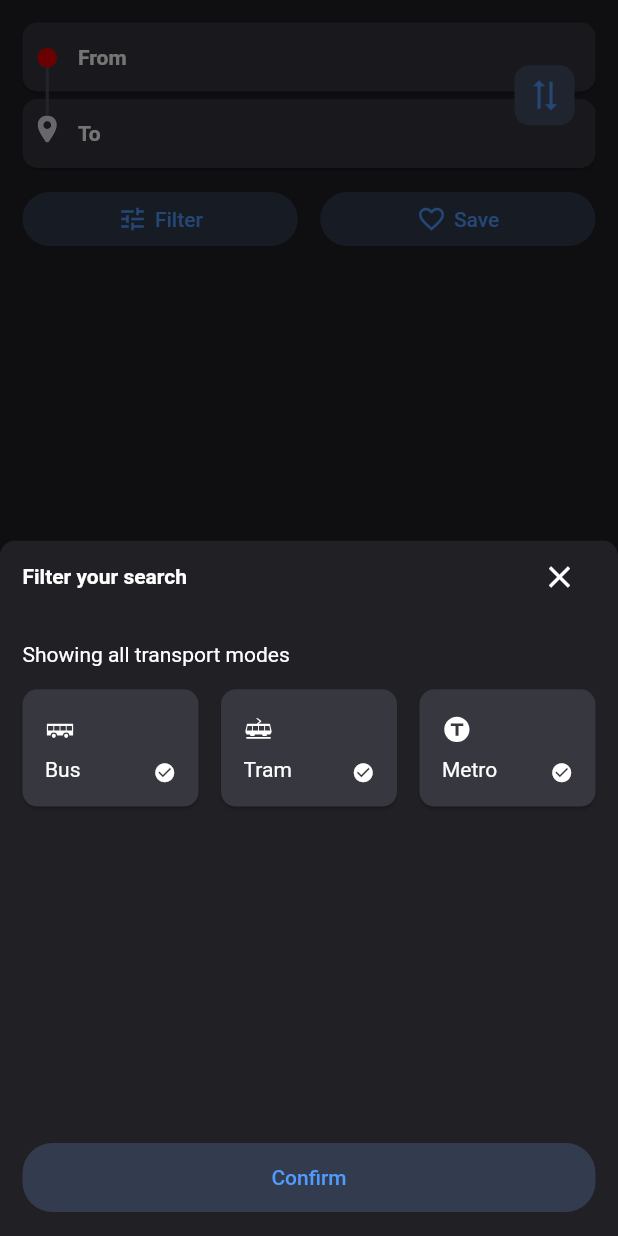
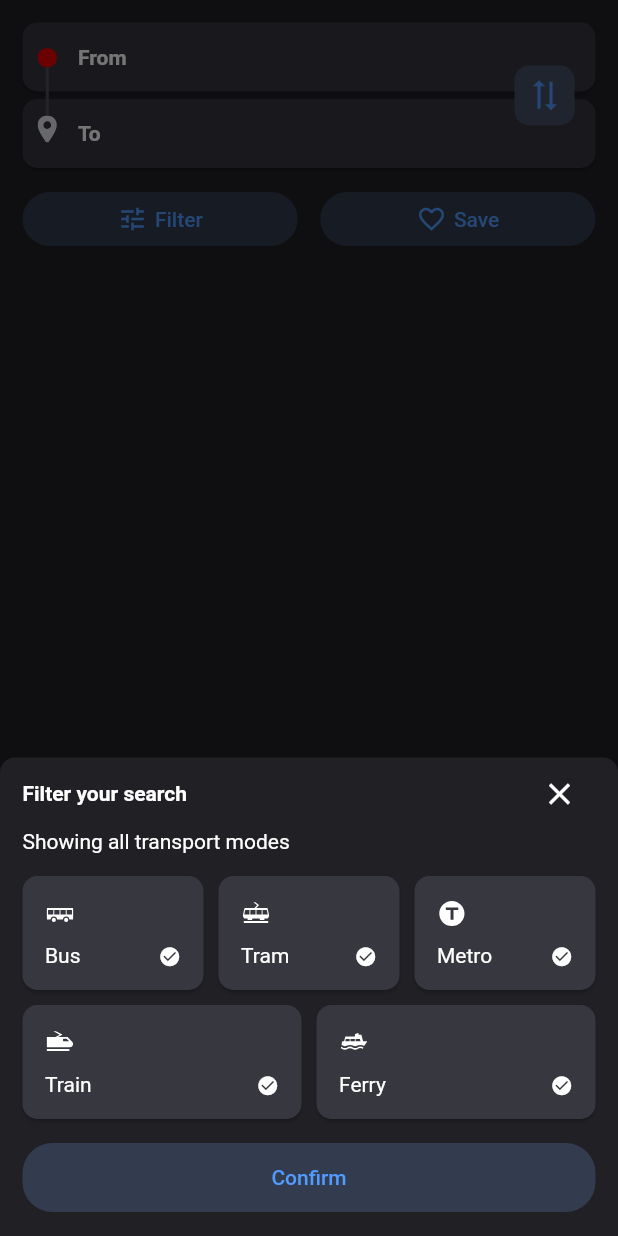
Before and after one commit to ludvigcarlsen/retur, a Flutter app: the screen it shows after launch, after a tap on "Filter", on a phone screen of 412 x 824 dp. Run offline on Flutter 3.47's test engine with Material 2 defaults, Android fonts, the phone set to English and light mode, and no system bars; our stand-ins replace flutter_svg, geolocator; missing offline and left inert: home_widget.

Commit message:
Trip filter overflow bugfix & cleanup

```diff
--- a/lib/models/favourite.dart
+++ b/lib/models/favourite.dart
@@ -4,19 +4,26 @@ import 'package:retur/utils/transportmodes.dart';
 class TripData {
   final StopPlace from;
   final StopPlace to;
-  final Set<String> filters;
+  final Set<TransportMode> excludeModes;
 
-  TripData(this.from, this.to, this.filters);
+  TripData(this.from, this.to, this.excludeModes);
 
   Map<String, dynamic> toJson() => {
         'from': from.toJson(),
         'to': to.toJson(),
-        'filter': filters.map((f) => f.toString()).toList(),
+        'filter': excludeModes.map((f) => f.toJson()).toList(),
       };
 
   factory TripData.fromJson(Map<String, dynamic> json) {
-    return TripData(StopPlace.fromJson(json['from']),
-        StopPlace.fromJson(json['to']), Set<String>.from(json['filter']));
+    return TripData(
+        StopPlace.fromJson(json['from']),
+        StopPlace.fromJson(json['to']),
+        json['filter']
+            .map<TransportMode>((e) => TransportMode.fromJson(e))
+            .toSet());
+    // json['filter'].map((e) => TransportMode.fromJson(e)).toSet());
+    //TransportMode.fromJson(data['excludeModes'])
+    //Set<String>.from(json['filter'])); s
   }
 }
 
--- a/lib/screens/trip.dart
+++ b/lib/screens/trip.dart
@@ -25,7 +25,7 @@ class Trip extends StatefulWidget {
 
 class _TripState extends State<Trip> {
   late Future<TripResponse?> tripResponse = getTrip();
-  Set<TransportMode> excludeFilter = {};
+  Set<TransportMode> excludeTransportModes = {};
   StopPlace? from, to;
 
   @override
@@ -47,7 +47,7 @@ class _TripState extends State<Trip> {
 
   Future _saveTrip() async {
     if (from == null || to == null) return;
-    final data = TripData(from!, to!, excludeFilter.map((e) => e.name).toSet());
+    final data = TripData(from!, to!, excludeTransportModes);
 
     try {
       return Future.wait([
@@ -79,10 +79,10 @@ class _TripState extends State<Trip> {
           if (value == null) return;
 
           TripData t = TripData.fromJson(jsonDecode(value));
-
           setState(() {
             from = t.from;
             to = t.to;
+            excludeTransportModes = t.excludeModes;
           });
         }),
       ]);
@@ -95,7 +95,7 @@ class _TripState extends State<Trip> {
     if (from == null || to == null) return null;
     final String baseUrl = Queries().journeyPlannerV3BaseUrl;
     final headers = Queries().headers;
-    final String query = Queries().trip(from!, to!, excludeFilter);
+    final String query = Queries().trip(from!, to!, excludeTransportModes);
 
     final response = await http.post(
       Uri.parse(baseUrl),
@@ -108,7 +108,7 @@ class _TripState extends State<Trip> {
 
   void onFilterUpdate(Set<TransportMode>? filter) {
     if (filter != null) {
-      setState(() => excludeFilter = filter);
+      setState(() => excludeTransportModes = filter);
     }
   }
 
@@ -185,7 +185,32 @@ class _TripState extends State<Trip> {
                         useSafeArea: true,
                         context: context,
                         builder: (BuildContext context) {
-                          return TripFilter(exclude: Set.from(excludeFilter));
+                          return Padding(
+                            padding: const EdgeInsets.fromLTRB(15, 0, 15, 15),
+                            child: Wrap(
+                              children: [
+                                Row(
+                                  mainAxisAlignment:
+                                      MainAxisAlignment.spaceBetween,
+                                  children: [
+                                    const Text(
+                                      "Filter your search",
+                                      style: TextStyle(
+                                          fontWeight: FontWeight.bold),
+                                    ),
+                                    IconButton(
+                                      onPressed: () =>
+                                          Navigator.pop(context, null),
+                                      icon: const Icon(Icons.close_outlined),
+                                    )
+                                  ],
+                                ),
+                                TripFilter(
+                                  excludeModes: Set.from(excludeTransportModes),
+                                ),
+                              ],
+                            ),
+                          );
                         },
                       ).then((filter) => onFilterUpdate(filter));
                     },
--- /dev/null
+++ b/lib/utils/extensions.dart
@@ -0,0 +1,5 @@
+extension StringExtension on String {
+  String capitalize() {
+    return isEmpty ? this : '${this[0].toUpperCase()}${substring(1)}';
+  }
+}
--- a/lib/utils/transportmodes.dart
+++ b/lib/utils/transportmodes.dart
@@ -1,31 +1,35 @@
 import 'package:flutter/material.dart';
 
 enum TransportMode {
-  bus,
-  coach,
-  tram,
-  rail,
-  metro,
-  water,
-  air,
-  lift,
-  foot,
-  unknown
+  bus("bus"),
+  coach("coach"),
+  tram("tram"),
+  rail("train"),
+  metro("metro"),
+  water("ferry"),
+  air("airplane"),
+  lift("lift"),
+  foot("foot"),
+  unknown("unknown");
+
+  const TransportMode(this.displayName);
+  final String displayName;
+
+  String toJson() {
+    return name;
+  }
+
+  static TransportMode fromJson(String s) => values.byName(s);
+
+  static Map<String, Color> transportColorMap = {
+    bus.name: const Color.fromARGB(255, 231, 1, 0),
+    coach.name: Colors.greenAccent,
+    tram.name: const Color.fromARGB(255, 13, 144, 239),
+    rail.name: const Color.fromARGB(255, 34, 94, 226),
+    metro.name: const Color.fromARGB(255, 237, 112, 8),
+    water.name: Colors.purple,
+    air.name: Colors.grey,
+    lift.name: Colors.white,
+    foot.name: const Color.fromARGB(255, 82, 83, 93),
+  };
 }
-
-final Map<String, Color> transportColorMap = {
-  TransportMode.bus.name: const Color.fromARGB(255, 231, 1, 0),
-  TransportMode.coach.name: Colors.greenAccent,
-  TransportMode.tram.name: const Color.fromARGB(255, 13, 144, 239),
-  TransportMode.rail.name: const Color.fromARGB(255, 34, 94, 226),
-  TransportMode.metro.name: const Color.fromARGB(255, 237, 112, 8),
-  TransportMode.water.name: Colors.purple,
-  TransportMode.air.name: Colors.grey,
-  TransportMode.lift.name: Colors.white,
-  TransportMode.foot.name: const Color.fromARGB(255, 82, 83, 93),
-};
-
-TransportMode fromString(String mode) {
-  return TransportMode.values.firstWhere((e) => e.name.toString() == mode,
-      orElse: () => TransportMode.unknown);
-}
--- a/lib/widgets/locationitemcard.dart
+++ b/lib/widgets/locationitemcard.dart
@@ -26,7 +26,7 @@ class LocationCard extends StatelessWidget {
           legCards.add(const SizedBox(width: 4));
           legCards.add(LegCard(
             padding: 3,
-            color: transportColorMap[t.name],
+            color: TransportMode.transportColorMap[t.name],
             child: LegCard.transportLeg(t.name, null),
           ));
         }
--- a/lib/widgets/tripfilter.dart
+++ b/lib/widgets/tripfilter.dart
@@ -1,36 +1,40 @@
 import 'package:flutter/material.dart';
+import 'package:flutter_staggered_grid_view/flutter_staggered_grid_view.dart';
 import 'package:flutter_svg/svg.dart';
+import 'package:retur/utils/extensions.dart';
 import 'package:retur/utils/transportmodes.dart';
 
 class TripFilter extends StatefulWidget {
-  final Set<TransportMode> exclude;
+  final Set<TransportMode> excludeModes;
 
-  TripFilter({super.key, required this.exclude});
+  TripFilter({super.key, required this.excludeModes});
 
   @override
   State<TripFilter> createState() => _TripFilterState();
 }
 
 class _TripFilterState extends State<TripFilter> {
-  final Set<TransportMode> all = {
-    TransportMode.bus,
-    TransportMode.tram,
-    TransportMode.metro
+  final Map<TransportMode, int> allTransportModes = {
+    TransportMode.bus: 2,
+    TransportMode.tram: 2,
+    TransportMode.metro: 2,
+    TransportMode.rail: 3,
+    TransportMode.water: 3
   };
 
-  void _toggleMode(TransportMode mode) {
+  void _toggleTransportMode(TransportMode mode) {
     setState(() {
-      widget.exclude.contains(mode)
-          ? widget.exclude.remove(mode)
-          : widget.exclude.add(mode);
+      widget.excludeModes.contains(mode)
+          ? widget.excludeModes.remove(mode)
+          : widget.excludeModes.add(mode);
     });
   }
 
   String _getModesShowingText() {
-    if (widget.exclude.isEmpty) {
+    if (widget.excludeModes.isEmpty) {
       return "Showing all transport modes";
     }
-    final modes = widget.exclude.map((e) => e.name).toList();
+    final modes = widget.excludeModes.map((e) => e.name).toList();
     if (modes.length > 1) {
       final lastMode = modes.removeLast();
       return "Not showing ${modes.join(', ')} or $lastMode";
@@ -38,52 +42,39 @@ class _TripFilterState extends State<TripFilter> {
     return "Not showing ${modes[0]}";
   }
 
+  List<Widget> _gridTiles(Map<TransportMode, int> modes) {
+    return modes.entries.map((e) {
+      return StaggeredGridTile.fit(
+        crossAxisCellCount: e.value,
+        child: TransportModeCard(
+          mode: e.key,
+          selected: !widget.excludeModes.contains(e.key),
+          onToggle: _toggleTransportMode,
+        ),
+      );
+    }).toList();
+  }
+
   @override
   Widget build(BuildContext context) {
-    return Padding(
-      padding: const EdgeInsets.fromLTRB(15, 0, 15, 15),
-      child: Column(
-        crossAxisAlignment: CrossAxisAlignment.stretch,
+    return ListView(
+      shrinkWrap: true,
       children: [
-          Row(
-            children: [
-              const Text(
-                "Filter your search",
-                style: TextStyle(fontWeight: FontWeight.bold),
-              ),
-              const Spacer(),
-              IconButton(
-                onPressed: () => Navigator.pop(context, null),
-                icon: const Icon(Icons.close_outlined),
-              )
-            ],
-          ),
-          const SizedBox(height: 20),
         Text(_getModesShowingText()),
         const SizedBox(height: 15),
-          Expanded(
-            child: GridView.count(
-              shrinkWrap: true,
-              crossAxisCount: 3,
-              childAspectRatio: 3 / 2,
-              mainAxisSpacing: 15.0,
-              crossAxisSpacing: 15.0,
-              children: [
-                for (var mode in all)
-                  TransportModeCard(
-                      mode: mode,
-                      selected: !widget.exclude.contains(mode),
-                      onToggle: _toggleMode)
-              ],
+        StaggeredGrid.count(
+          crossAxisCount: 6,
+          mainAxisSpacing: 10,
+          crossAxisSpacing: 10,
+          children: _gridTiles(allTransportModes),
         ),
-          ),
+        const SizedBox(height: 15),
         ElevatedButton(
-            onPressed: () => Navigator.pop(context, widget.exclude),
+          onPressed: () => Navigator.pop(context, widget.excludeModes),
           child: const Padding(
               padding: EdgeInsets.all(15.0), child: Text("Confirm")),
         ),
       ],
-      ),
     );
   }
 }
@@ -124,7 +115,6 @@ class _TransportModeCardState extends State<TransportModeCard> {
             crossAxisAlignment: CrossAxisAlignment.end,
             children: [
               Column(
-                mainAxisAlignment: MainAxisAlignment.spaceEvenly,
                 crossAxisAlignment: CrossAxisAlignment.start,
                 children: [
                   SvgPicture.asset(
@@ -134,8 +124,8 @@ class _TransportModeCardState extends State<TransportModeCard> {
                     colorFilter:
                         const ColorFilter.mode(Colors.white, BlendMode.srcIn),
                   ),
-                  const SizedBox(height: 5.0),
-                  Text(widget.mode.name.capitalize()),
+                  const SizedBox(height: 10.0),
+                  Text(widget.mode.displayName.capitalize()),
                 ],
               ),
               widget.selected
@@ -148,9 +138,3 @@ class _TransportModeCardState extends State<TransportModeCard> {
     );
   }
 }
-
-extension StringExtension on String {
-  String capitalize() {
-    return "${this[0].toUpperCase()}${this.substring(1)}";
-  }
-}
--- a/lib/widgets/tripitemcard.dart
+++ b/lib/widgets/tripitemcard.dart
@@ -38,7 +38,7 @@ class TripCard extends StatelessWidget {
       children.add(LegCard(
         height: legCardHeight,
         padding: 6,
-        color: transportColorMap[leg.mode!],
+        color: TransportMode.transportColorMap[leg.mode!],
         child: child,
       ));
       children.add(const SizedBox(width: 4));
--- a/pubspec.yaml
+++ b/pubspec.yaml
@@ -41,6 +41,7 @@ dependencies:
   localstorage: ^4.0.0+1
   home_widget: ^0.2.1
   geolocator: ^9.0.2
+  flutter_staggered_grid_view: ^0.6.2
 
 dev_dependencies:
   flutter_test:
```
Also changed, not shown: pubspec.lock. Lines whose indentation alone changed are shown as unchanged.
